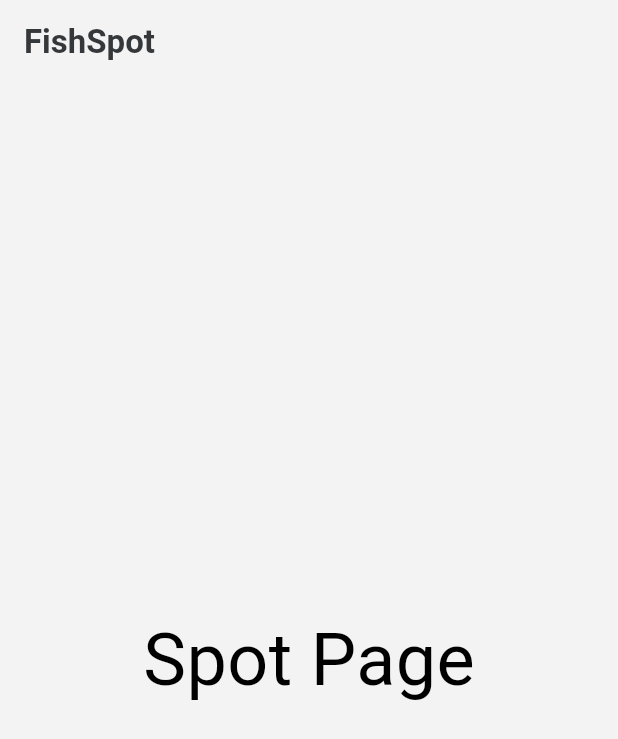
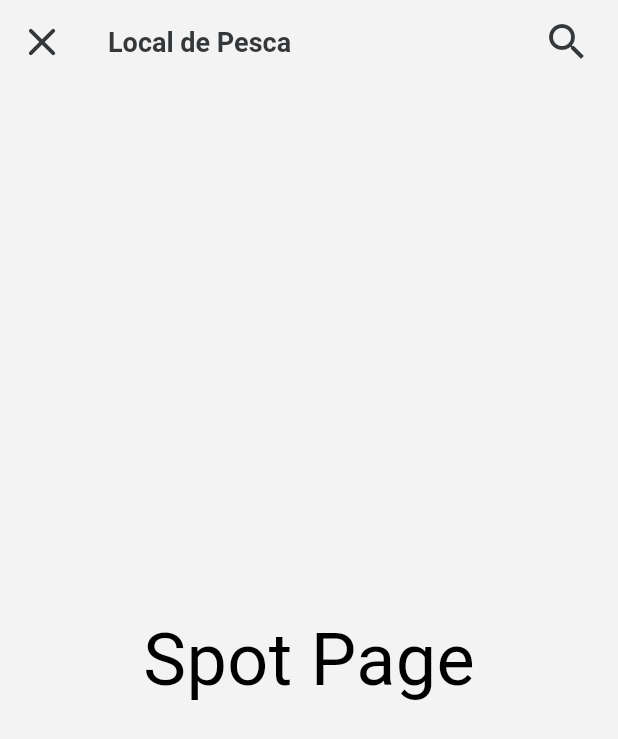
Before and after one commit to gbramoura/fishspot_app, a Flutter app: the SpotPage screen opened directly, on a phone screen of 412 x 824 dp. Shown: the top 739 px of the screen. Run offline on Flutter 3.47's test engine with Material 3 defaults, Android fonts, the phone set to English and light mode, and no system bars; our stand-ins replace cached_network_image, flutter_dotenv, flutter_map, flutter_svg_provider, geolocator, image_picker and 3 more; accounts and stored records are empty.

Commit message:
Include map and tiles to the map page and prepare the add spot page

```diff
--- a/lib/constants/route_constants.dart
+++ b/lib/constants/route_constants.dart
@@ -5,4 +5,5 @@ class RouteConstants {
   static String home = '/home';
   static String configuration = '/profile-configuration';
   static String editUser = '/profile-edit';
+  static String addSpot = '/add-spot';
 }
--- a/lib/main.dart
+++ b/lib/main.dart
@@ -7,6 +7,7 @@ import 'package:fishspot_app/pages/profile/profile_user_configuration_page.dart'
 import 'package:fishspot_app/pages/profile/profile_user_edit_page.dart';
 import 'package:fishspot_app/pages/register_page.dart';
 import 'package:fishspot_app/pages/splash_page.dart';
+import 'package:fishspot_app/pages/spot/spot_page.dart';
 import 'package:fishspot_app/repositories/settings_repository.dart';
 import 'package:fishspot_app/theme/dark_theme.dart';
 import 'package:fishspot_app/theme/light_theme.dart';
@@ -65,7 +66,8 @@ class App extends StatelessWidget {
         RouteConstants.home: (context) => HomePage(),
         RouteConstants.configuration: (context) =>
             ProfileUserConfigurationPage(),
-        RouteConstants.editUser: (context) => ProfileUserEditPage()
+        RouteConstants.editUser: (context) => ProfileUserEditPage(),
+        RouteConstants.addSpot: (context) => SpotPage()
       },
     );
   }
--- a/lib/pages/spot/spot_page.dart
+++ b/lib/pages/spot/spot_page.dart
@@ -1,23 +1,26 @@
+import 'package:fishspot_app/constants/colors_constants.dart';
+import 'package:fishspot_app/pages/loading_page.dart';
+import 'package:fishspot_app/services/navigation_service.dart';
 import 'package:flutter/material.dart';
 
-class SpotPage extends StatelessWidget {
+class SpotPage extends StatefulWidget {
   const SpotPage({super.key});
 
   @override
+  State<SpotPage> createState() => _SpotPageState();
+}
+
+class _SpotPageState extends State<SpotPage> {
+  bool _loading = false;
+
+  @override
   Widget build(BuildContext context) {
+    if (_loading) {
+      return LoadingPage();
+    }
+
     return Scaffold(
-      appBar: AppBar(
-        automaticallyImplyLeading: false,
-        backgroundColor: Colors.transparent,
-        title: Text(
-          'FishSpot',
-          style: TextStyle(
-            fontWeight: FontWeight.w600,
-            color: Theme.of(context).textTheme.headlineLarge?.color,
-            fontSize: 22,
-          ),
-        ),
-      ),
+      appBar: _renderAppBar(context),
       body: Center(
         child: Column(
           mainAxisAlignment: MainAxisAlignment.center,
@@ -31,4 +34,42 @@ class SpotPage extends StatelessWidget {
       ),
     );
   }
+
+  _renderAppBar(dynamic context) {
+    return AppBar(
+      shadowColor: ColorsConstants.gray350,
+      leading: IconButton(
+        icon: Icon(
+          Icons.close_rounded,
+          color: Theme.of(context).textTheme.headlineLarge?.color,
+          size: 32,
+        ),
+        onPressed: () {
+          NavigationService.pop(context);
+        },
+      ),
+      title: Row(
+        children: [
+          Text(
+            'Local de Pesca',
+            style: TextStyle(
+              fontWeight: FontWeight.w600,
+              color: Theme.of(context).textTheme.headlineLarge?.color,
+              fontSize: 18,
+            ),
+          ),
+        ],
+      ),
+      actions: [
+        // TODO: Make the search page works
+        IconButton(
+          onPressed: () {},
+          icon: Icon(Icons.search),
+          color: Theme.of(context).textTheme.headlineLarge?.color,
+          iconSize: 32,
+        ),
+        SizedBox(width: 10)
+      ],
+    );
+  }
 }
--- a/pubspec.yaml
+++ b/pubspec.yaml
@@ -45,6 +45,9 @@ dependencies:
   cupertino_icons: ^1.0.8
   cached_network_image: ^3.4.1
   flutter_dotenv: ^5.2.1
+  flutter_map: ^8.1.1
+  latlong2: ^0.9.1
+  geolocator: ^13.0.4
 
 dev_dependencies:
   flutter_test:
```
Also changed, not shown: lib/pages/home_page.dart (+8 -1 lines), lib/pages/map/map_page.dart (+95 -10 lines), lib/utils/geolocator_utils.dart (added, +46 -0 lines), pubspec.lock, 3 other files.
